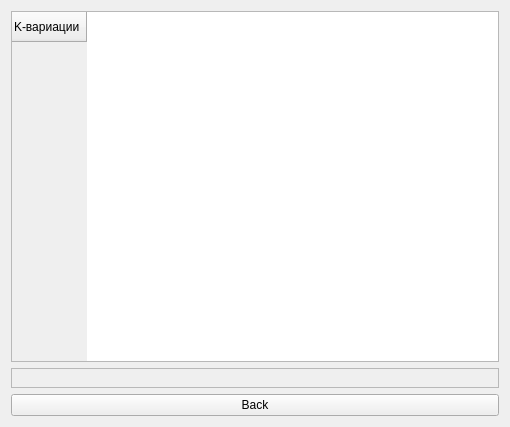
This is vairiety.ui in gunmaden/IS-AOOZ as Qt 5 draws it before an edit. The edited form follows.
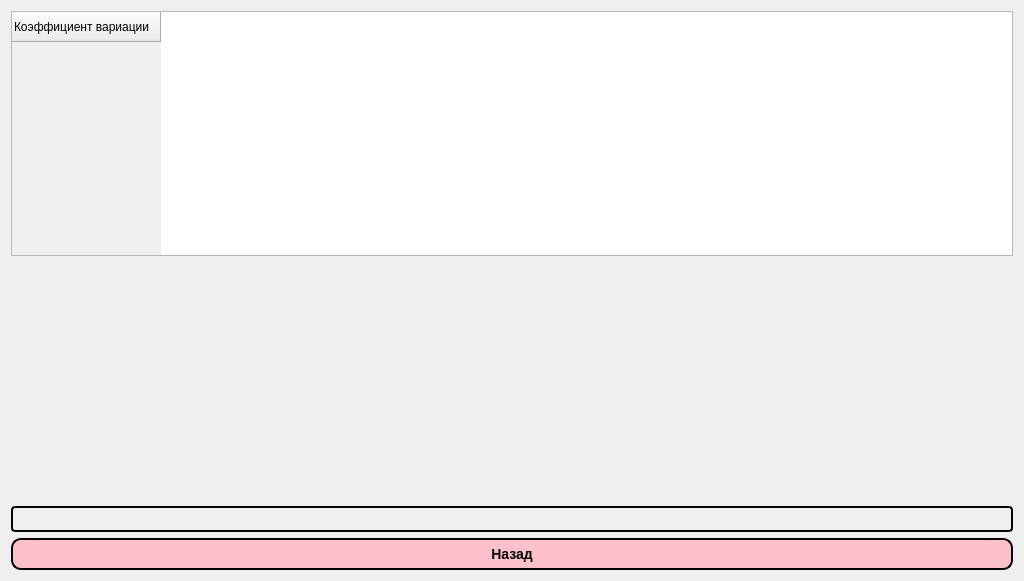
This is the edited form. Icons and pictures are not drawn.

Patch:
```diff
--- a/vairiety.ui
+++ b/vairiety.ui
@@ -6,8 +6,8 @@
    <rect>
     <x>0</x>
     <y>0</y>
-    <width>510</width>
-    <height>427</height>
+    <width>1024</width>
+    <height>581</height>
    </rect>
   </property>
   <property name="windowTitle">
@@ -15,16 +15,39 @@
   </property>
   <layout class="QGridLayout" name="gridLayout_3">
    <item row="0" column="0">
+    <layout class="QVBoxLayout" name="verticalLayout">
+     <item>
     <widget class="QTableWidget" name="tableWidget">
      <row>
       <property name="text">
-       <string>K-вариации</string>
+         <string>Коэффициент вариации</string>
       </property>
      </row>
     </widget>
    </item>
-   <item row="1" column="0">
+     <item>
+      <spacer name="verticalSpacer">
+       <property name="orientation">
+        <enum>Qt::Vertical</enum>
+       </property>
+       <property name="sizeHint" stdset="0">
+        <size>
+         <width>20</width>
+         <height>40</height>
+        </size>
+       </property>
+      </spacer>
+     </item>
+     <item>
     <widget class="QFrame" name="frame">
+       <property name="styleSheet">
+        <string notr="true"> QFrame, QLabel, QToolTip {
+     border: 2px solid black;
+     border-radius: 4px;
+     padding: 2px;
+     background-image: url(images/welcome.png);
+ }</string>
+       </property>
      <property name="frameShape">
       <enum>QFrame::StyledPanel</enum>
      </property>
@@ -38,12 +61,30 @@
      </layout>
     </widget>
    </item>
-   <item row="2" column="0">
+     <item>
     <widget class="QPushButton" name="pushButton">
+       <property name="styleSheet">
+        <string notr="true">QPushButton{
+     background-color: pink;
+     border-style: outset;
+     border-width: 2px;
+     border-radius: 10px;
+     border-color: black;
+     font: bold 14px;
+     min-width: 10em;
+     padding: 6px;
+ }
+ QPushButton:pressed {
+     background-color: rgb(0, 255, 238);
+     border-style: inset;
+ }</string>
+       </property>
      <property name="text">
-      <string>Back</string>
-     </property>
-    </widget>
+        <string>Назад</string>
+       </property>
+      </widget>
+     </item>
+    </layout>
    </item>
   </layout>
  </widget>
```
Lines whose indentation alone changed are shown as unchanged.
